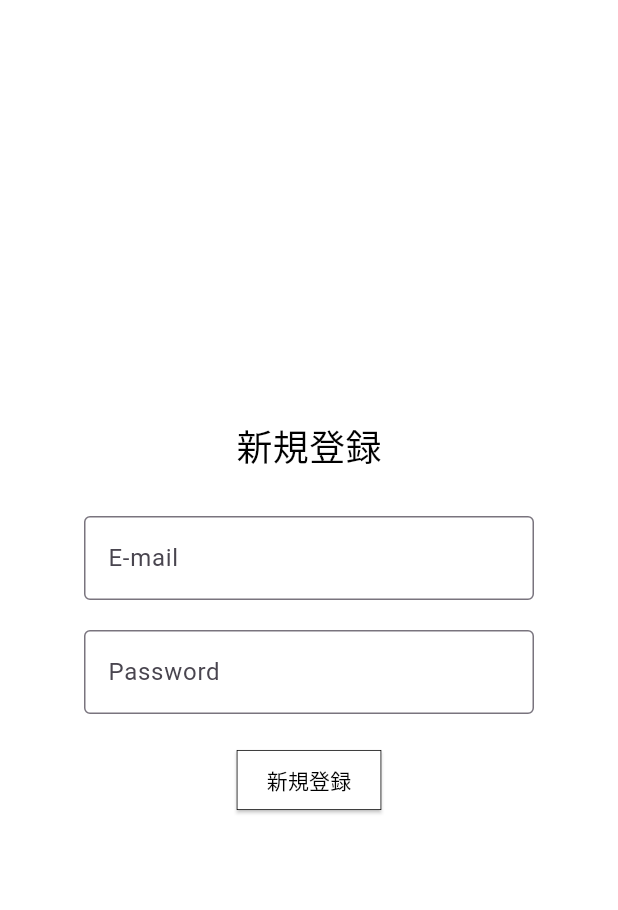
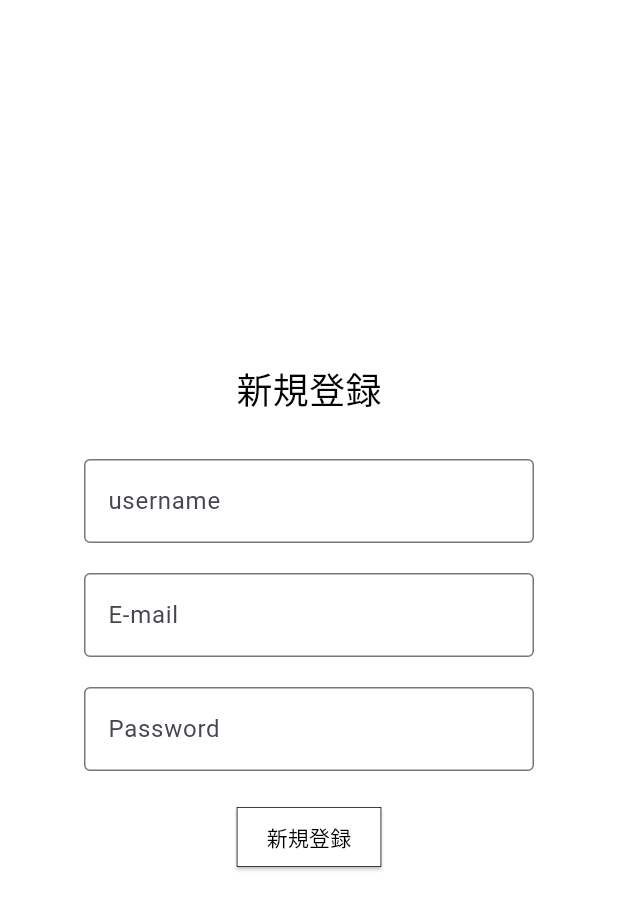
Before and after one commit to Tech-c2024/chat, a Flutter app: the SignUpPage widget shown alone on an empty page, opened directly, after a tap on "新規登録", on a phone screen of 412 x 824 dp. Shown: the top 910 px of the screen. Run offline on Flutter 3.47's test engine with Material 3 defaults, Android fonts, the phone set to English and light mode, and no system bars; our stand-ins replace cloud_firestore, firebase_auth, firebase_core; accounts and stored records are empty; network calls fail.

Commit message:
Add username input field to SignUpPage and handle account creation errors - Added CustomTextFormField for username input - Integrated error handling for account creation process - Linked username with user account in Firestore

```diff
--- a/lib/signup_page.dart
+++ b/lib/signup_page.dart
@@ -1,3 +1,4 @@
+import 'package:cloud_firestore/cloud_firestore.dart';
 import 'package:firebase_auth/firebase_auth.dart';
 import 'package:flutter/material.dart';
 
@@ -14,22 +15,42 @@ class SignUpPage extends StatefulWidget {
 class _SignUpPageState extends State<SignUpPage> {
   final TextEditingController emailController = TextEditingController();
   final TextEditingController passwordController = TextEditingController();
+  final TextEditingController usernameController = TextEditingController();
   final FirebaseAuth _auth = FirebaseAuth.instance;
+  String _errorMessage = '';
 
   Future<void> _signUp() async {
+    _errorMessage = '';
     try {
       UserCredential userCredential =
           await _auth.createUserWithEmailAndPassword(
-        email: emailController.text,
-        password: passwordController.text,
+        email: emailController.text.trim(), // .text 入力フィールドの文字列を取得
+        password: passwordController.text.trim(), // trim() 前後の空白を削除
       );
+
+      String uid = userCredential.user!.uid; // user! nullではないことを保証
+      await FirebaseFirestore.instance.collection('users').doc(uid).set({
+        'username': usernameController.text.trim(),
+        'email': emailController.text.trim(),
+        'uid': uid,
+        'createdAt': Timestamp.now(),
+      });
+
       Navigator.pushReplacement(
         context,
         MaterialPageRoute(builder: (context) => LoginPage()),
       );
       print("アカウントの作成に成功, UID:${userCredential.user?.uid}");
+    } on FirebaseAuthException catch (e) {
+      if (e.code == 'email-already-in-use') {
+        _errorMessage = "このメールアドレスはすでに使用されています。";
+      } else {
+        _errorMessage = e.message ?? "アカウントの作成に失敗しました。";
+      }
+      print("エラー: $_errorMessage");
     } catch (e) {
-      print("アカウントの作成に失敗: $e");
+      _errorMessage = "予期しないエラーが発生しました: $e";
+      print("エラー: $_errorMessage");
     }
   }
 
@@ -46,6 +67,11 @@ class _SignUpPageState extends State<SignUpPage> {
         ),
         SizedBox(height: 30),
         CustomTextFormField(
+          controller: usernameController,
+          labelText: 'username',
+        ),
+        SizedBox(height: 20),
+        CustomTextFormField(
           controller: emailController,
           labelText: 'E-mail',
         ),
```
Also changed, not shown: 1 other file.
